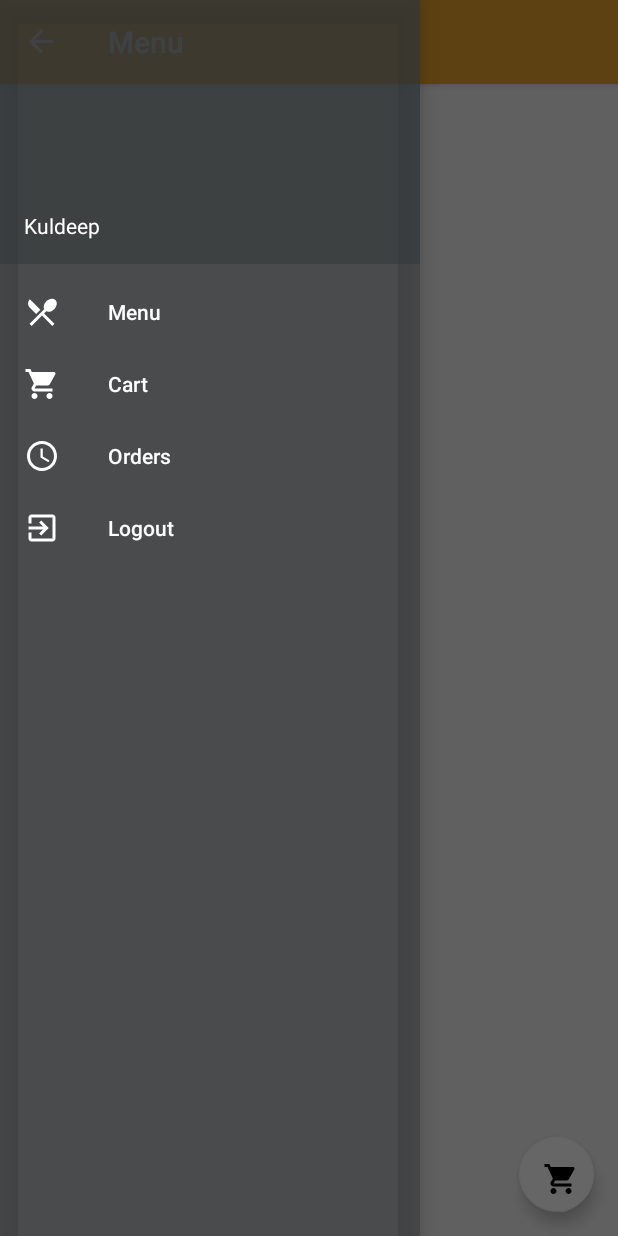
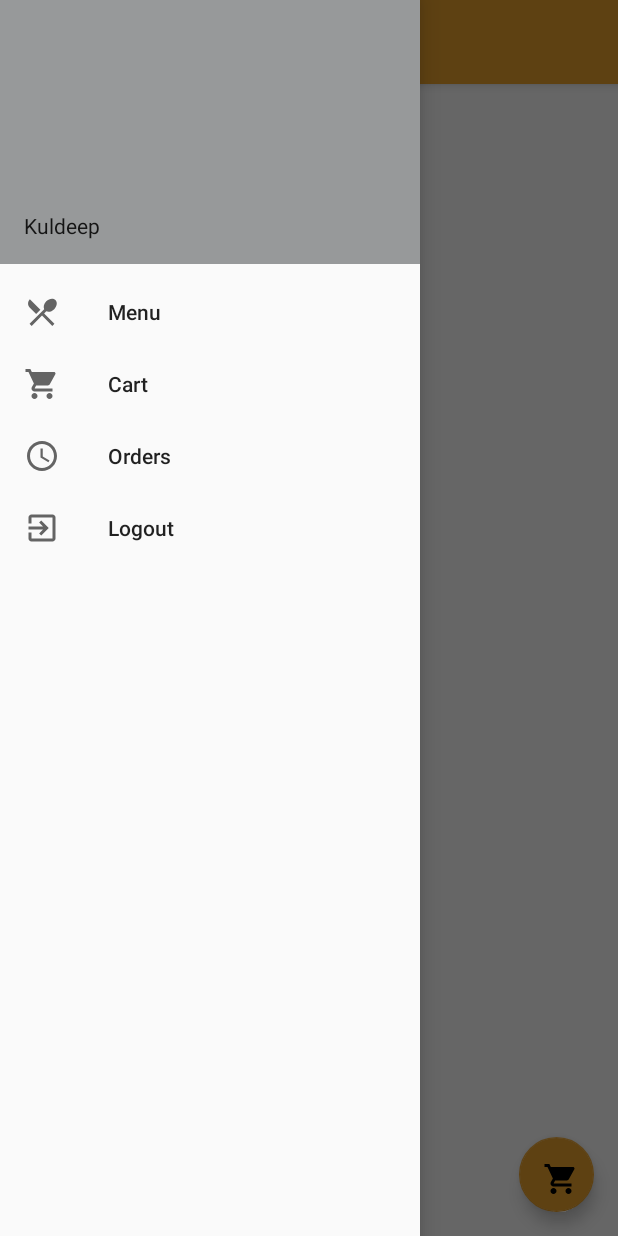
Before and after one commit to kuldeepbamrah/Serwe_Updated-master, an Android app: the Home screen opened directly, with no data from a screen before it, with the side drawer open, on a phone screen of 412 x 824 dp. Run offline under Robolectric (Android 15) with nearby library versions, the phone set to English and light mode, and no system bars; our stand-ins replace Firebase (no records; nobody signed in at launch, a user with empty details on screens opened directly), Picasso; libraries missing offline, so code that uses them is left out: com.paypal.android; pictures from the network do not load; 5 statements that could not run were skipped.

Commit message:
UI Tweaks

```diff
--- a/app/src/main/java/com/example/serwe/Home.java
+++ b/app/src/main/java/com/example/serwe/Home.java
@@ -16,6 +16,7 @@ import android.view.View;
 import android.view.Menu;
 import android.view.MenuItem;
 import android.widget.Button;
+import android.widget.ImageView;
 import android.widget.TextView;
 import android.widget.Toast;
 
@@ -77,6 +78,7 @@ public class Home extends AppCompatActivity implements NavigationView.OnNavigati
     DatabaseReference category,requests;
 
     TextView txtFullName;
+    ImageView imageView;
 
     RecyclerView recycler_menu;
     RecyclerView.LayoutManager layoutManager;
@@ -147,6 +149,8 @@ public class Home extends AppCompatActivity implements NavigationView.OnNavigati
         View headerView= navigationView.getHeaderView(0);
         txtFullName = (TextView)headerView.findViewById(R.id.txtFullName);
         txtFullName.setText(Common.currentUser.getName());
+        imageView = findViewById(R.id.profileImg);
+
 
 
         //Load menu
--- a/app/src/main/java/com/example/serwe/MainActivity.java
+++ b/app/src/main/java/com/example/serwe/MainActivity.java
@@ -122,6 +122,7 @@ public class MainActivity extends AppCompatActivity {
             googleUser.setEmail(account.getEmail());
             googleUser.setName(account.getDisplayName());
             googleUser.setToken(account.getIdToken());
+            googleUser.setImg(account.getPhotoUrl());
             user.setName(account.getDisplayName());
             Intent homeIntent= new Intent(MainActivity.this,Home.class);
             Common.currentUser=user;
--- a/app/src/main/res/layout/activity_home.xml
+++ b/app/src/main/res/layout/activity_home.xml
@@ -7,7 +7,7 @@
     android:layout_width="match_parent"
     android:layout_height="match_parent"
     android:fitsSystemWindows="true"
-    android:background="@drawable/background"
+
     tools:openDrawer="start">
 
     <include
@@ -21,9 +21,6 @@
         android:layout_gravity="start"
         android:fitsSystemWindows="true"
         app:headerLayout="@layout/nav_header_home"
-        android:background="@color/overlayBackground"
-        app:itemTextColor="@android:color/white"
-        app:itemIconTint="@android:color/white"
         app:menu="@menu/activity_home_drawer"  />
 
 </androidx.drawerlayout.widget.DrawerLayout>
--- a/app/src/main/res/layout/activity_order_status.xml
+++ b/app/src/main/res/layout/activity_order_status.xml
@@ -4,7 +4,7 @@
     xmlns:tools="http://schemas.android.com/tools"
     android:layout_width="match_parent"
     android:layout_height="match_parent"
-    android:background="@drawable/background"
+
     tools:context="com.example.serwe.OrderStatus">
 
     <androidx.recyclerview.widget.RecyclerView
--- a/app/src/main/res/layout/app_bar_home.xml
+++ b/app/src/main/res/layout/app_bar_home.xml
@@ -28,7 +28,8 @@
         android:layout_height="50dp"
         android:layout_gravity="bottom|end"
         android:layout_margin="@dimen/fab_margin"
-        app:backgroundTint="@android:color/white"
+        app:backgroundTint="@color/colorAccent"
+        android:background="@color/colorAccent"
         app:srcCompat="@drawable/ic_shopping_cart_black_24dp"/>
 
 </androidx.coordinatorlayout.widget.CoordinatorLayout>
--- a/app/src/main/res/layout/cart_layout.xml
+++ b/app/src/main/res/layout/cart_layout.xml
@@ -3,7 +3,7 @@
     xmlns:app="http://schemas.android.com/apk/res-auto"
     android:layout_width="match_parent"
     android:layout_height="wrap_content"
-    android:background="@color/colorPrimary"
+
     android:orientation="vertical">
     <androidx.cardview.widget.CardView
         app:cardCornerRadius="20dp"
--- a/app/src/main/res/layout/content_home.xml
+++ b/app/src/main/res/layout/content_home.xml
@@ -6,7 +6,7 @@
     xmlns:tools="http://schemas.android.com/tools"
     android:layout_width="match_parent"
     android:layout_height="match_parent"
-    android:background="#f2f2f2"
+    android:background="@android:color/white"
     app:layout_behavior="@string/appbar_scrolling_view_behavior"
     tools:context=".Home"
     tools:showIn="@layout/app_bar_home"
@@ -20,5 +20,6 @@
         app:layout_constraintEnd_toEndOf="parent"
         app:layout_constraintStart_toStartOf="parent"
         app:layout_constraintTop_toTopOf="parent"
+        android:background="@android:color/white"
         />
 </androidx.constraintlayout.widget.ConstraintLayout>
--- a/app/src/main/res/layout/menu_item.xml
+++ b/app/src/main/res/layout/menu_item.xml
@@ -3,7 +3,7 @@
     xmlns:app="http://schemas.android.com/apk/res-auto"
     android:layout_width="match_parent"
     android:layout_height="wrap_content"
-    android:background="@android:color/background_dark"
+
     android:outlineSpotShadowColor="@android:color/background_dark"
     android:orientation="vertical">
     <androidx.cardview.widget.CardView
--- a/app/src/main/res/layout/nav_header_home.xml
+++ b/app/src/main/res/layout/nav_header_home.xml
@@ -8,11 +8,16 @@
     android:paddingBottom="@dimen/activity_vertical_margin"
     android:paddingLeft="@dimen/activity_horizontal_margin"
     android:paddingRight="@dimen/activity_horizontal_margin"
-    android:paddingTop="@dimen/activity_vertical_margin"
-    android:theme="@style/ThemeOverlay.AppCompat.Dark">
+    android:paddingTop="@dimen/activity_vertical_margin">
 
 
 
+    <ImageView
+        android:layout_width="80dp"
+        android:layout_height="80dp"
+        android:id="@+id/profileImg">
+
+    </ImageView>
     <TextView
         android:id="@+id/txtFullName"
         android:layout_width="match_parent"
--- a/app/src/main/res/menu/activity_home_drawer.xml
+++ b/app/src/main/res/menu/activity_home_drawer.xml
@@ -7,7 +7,6 @@
         <item
             android:id="@+id/nav_menu"
             android:icon="@drawable/ic_restaurant_menu_black_24dp"
-
             android:title="Menu" />
 
         <item
```
Also changed, not shown: app/src/main/java/com/example/serwe/Model/GoogleUser.java (+13 -1 lines), app/src/main/res/layout/activity_cart.xml (+25 -6 lines).
